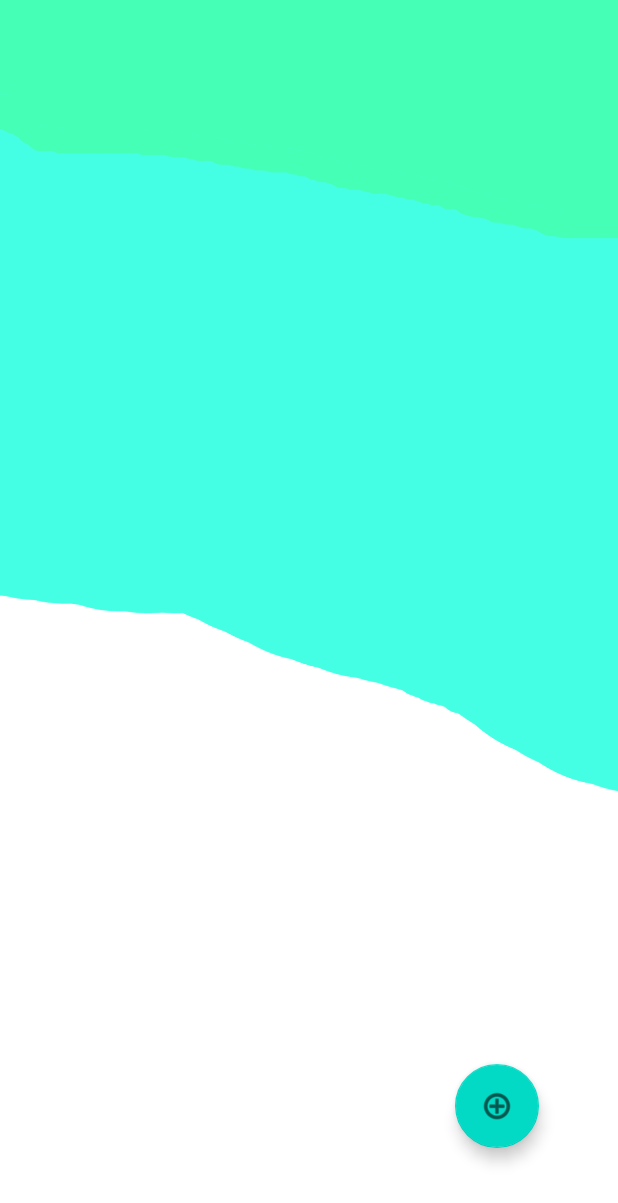
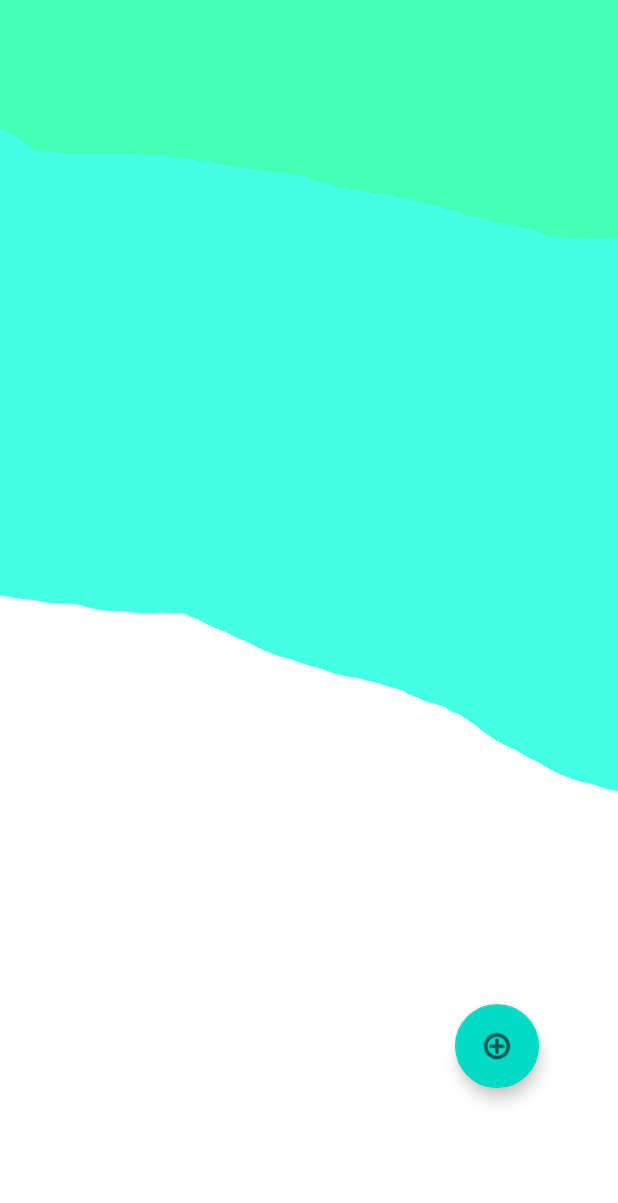
Before and after one commit to Yannick12365/EMA-Projekt, an Android app: the Putzplan screen opened directly, with no data from a screen before it, on a phone screen of 412 x 824 dp. Shown: the top 1203 px of the screen. Run offline under Robolectric (Android 15) with nearby library versions, the phone set to English and light mode, and no system bars.

Commit message:
putzplan zu 50% fertig

```diff
--- a/app/src/main/res/layout/activity_putzplan.xml
+++ b/app/src/main/res/layout/activity_putzplan.xml
@@ -13,7 +13,7 @@
         android:layout_width="wrap_content"
         android:layout_height="wrap_content"
         android:layout_marginStart="250dp"
-        android:layout_marginTop="650dp"
+        android:layout_marginTop="570dp"
         android:clickable="true"
         app:layout_constraintBottom_toBottomOf="parent"
         app:layout_constraintEnd_toEndOf="parent"
@@ -22,11 +22,15 @@
         app:srcCompat="@android:drawable/ic_menu_add" />
 
     <LinearLayout
+        android:id="@+id/putzplan_layout"
         android:layout_width="409dp"
         android:layout_height="741dp"
         android:orientation="vertical"
         app:layout_constraintBottom_toBottomOf="parent"
         app:layout_constraintEnd_toEndOf="parent"
         app:layout_constraintStart_toStartOf="parent"
-        app:layout_constraintTop_toTopOf="parent"></LinearLayout>
+        app:layout_constraintTop_toTopOf="parent"
+        app:layout_constraintVertical_bias="1.0">
+
+    </LinearLayout>
 </androidx.constraintlayout.widget.ConstraintLayout>
--- a/app/src/main/res/values/strings.xml
+++ b/app/src/main/res/values/strings.xml
@@ -37,4 +37,15 @@
     <string name="wg_info">WG Info</string>
     <string name="wg_info_verlassen">WG verlassen</string>
     <string name="wg_info_text">WG Info Text</string>
+    <string-array name="putzplan_spinner_strings">
+        <item>Montags</item>
+        <item>Dienstags</item>
+        <item>Mittwochs</item>
+        <item>Donnerstags</item>
+        <item>Freitags</item>
+        <item>Samstags</item>
+        <item>Sonntags</item>
+        <item>Zweiwöchig</item>
+        <item>Monatlich</item>
+    </string-array>
 </resources>
```
Also changed, not shown: app/src/main/java/com/example/ema_projekt/putzplan/Putzplan.kt (+72 -1 lines), app/src/main/res/layout/item_putzplan.xml (added, +63 -0 lines).
